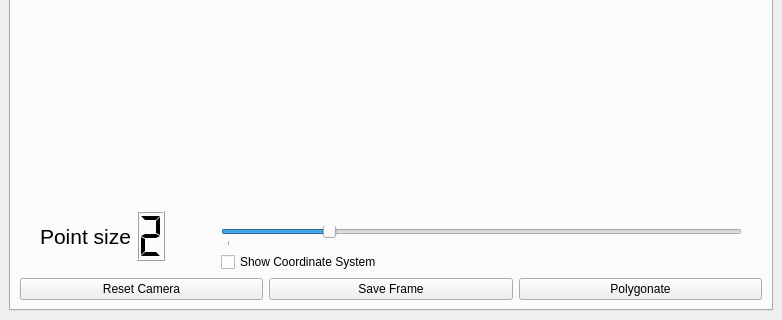
Before: the Qt Designer form parts/QtVisu/src/pclviewer.ui in sknot-rh/RoomScanner, drawn with Qt 5; both pictures show x 0 to 782 and y 397 to 717 of the 782 by 717 pixel window.
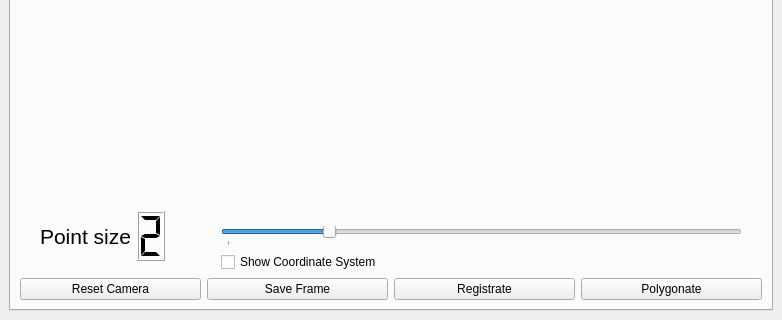
After: the same form once the commit is applied. The open tabs and pages were chosen to show the change. Custom widgets are drawn as their Qt base class.

What changed in the file:
```diff
--- a/parts/QtVisu/src/pclviewer.ui
+++ b/parts/QtVisu/src/pclviewer.ui
@@ -185,6 +185,13 @@
             </property>
            </widget>
           </item>
+          <item>
+           <widget class="QPushButton" name="pushButton_reg">
+            <property name="text">
+             <string>Registrate</string>
+            </property>
+           </widget>
+          </item>
           <item>
            <widget class="QPushButton" name="pushButton_poly">
             <property name="text">
```
Left out of the diff: 2 changed lines with no effect on the pictures.
